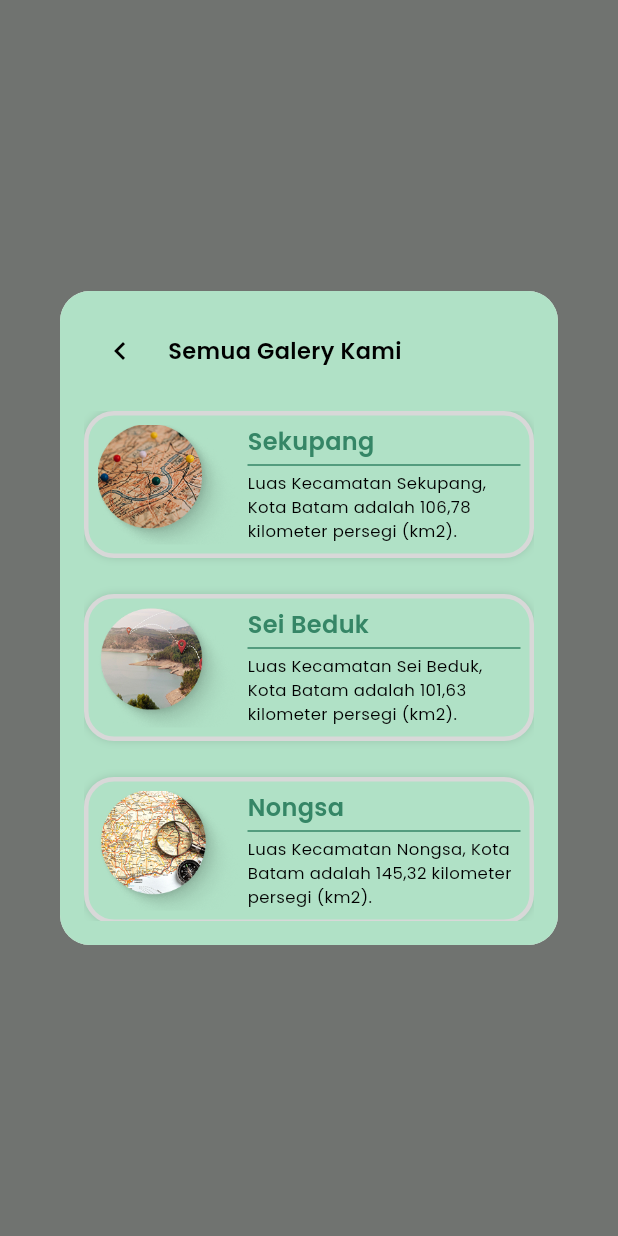
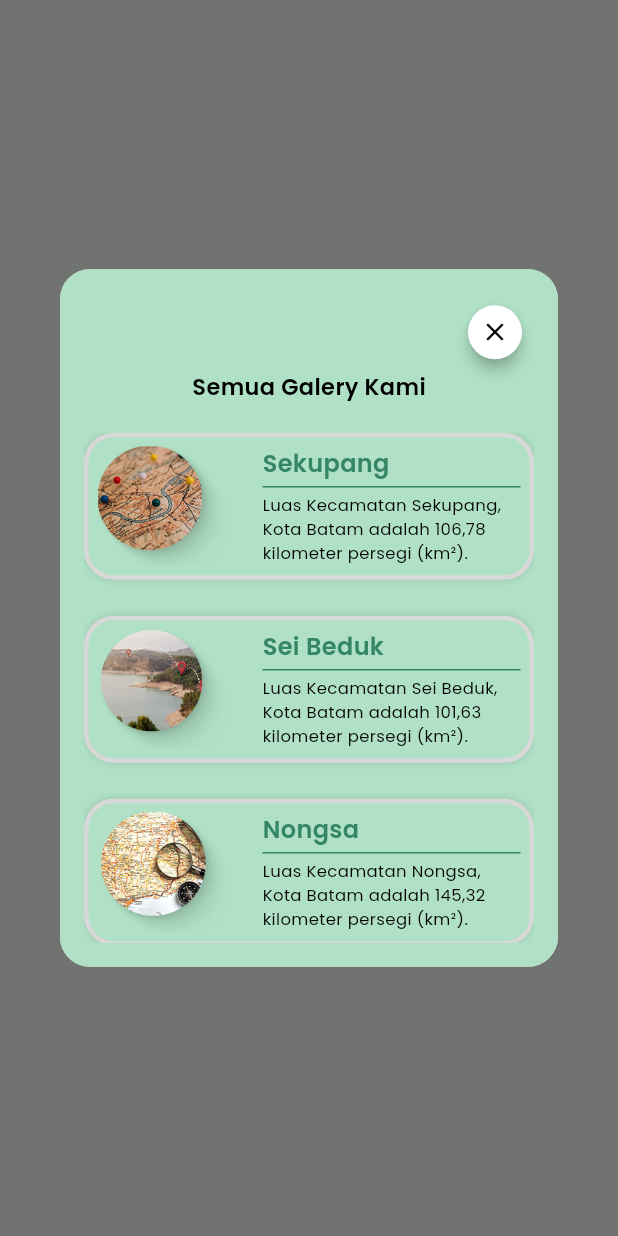
Before and after one commit to fadliaditya06/Geoportal-Mobile, a Flutter app: what showGaleriModal() shows on an empty page, opened directly, on a phone screen of 412 x 824 dp. Run offline on Flutter 3.47's test engine with Material 3 defaults, Android fonts, the light colour scheme and no system bars; our stand-ins replace cached_network_image, card_loading, carousel_slider, cloud_firestore, curved_navigation_bar, firebase_auth and 9 more; accounts and stored records are empty.

Commit message:
Update Feat: Galery Modal Adjust the display of  galery modal

```diff
--- a/lib/screens/modal/galery_modal.dart
+++ b/lib/screens/modal/galery_modal.dart
@@ -20,20 +20,33 @@ class GaleriModal {
             child: Column(
               mainAxisSize: MainAxisSize.min,
               children: [
-                // Tombol Kembali dan Judul untuk Modal
-                Row(
-                  mainAxisAlignment: MainAxisAlignment.start,
-                  children: [
-                    Padding(
-                      padding: const EdgeInsets.only(right: 8),
-                      child: IconButton(
-                        icon: const Icon(Icons.chevron_left, color: Colors.black),
-                        onPressed: () {
-                          Navigator.of(context).pop();
-                        },
+                // Tombol Tutup
+                Align(
+                  alignment: Alignment.topRight,
+                  child: Padding(
+                    padding: const EdgeInsets.all(8.0),
+                    child: Material(
+                      shape: const CircleBorder(),
+                      elevation: 4,
+                      color: Colors.white,
+                      child: InkWell(
+                        customBorder: const CircleBorder(),
+                        onTap: () => Navigator.pop(context),
+                        child: const Padding(
+                          padding: EdgeInsets.all(8),
+                          child:
+                              Icon(Icons.close, color: Colors.black, size: 20),
+                        ),
                       ),
                     ),
-                    const Text(
+                  ),
+                ),
+
+                // Judul untuk Modal
+                const Padding(
+                  padding: EdgeInsets.only(bottom: 20),
+                  child: Center(
+                    child: Text(
                       'Semua Galery Kami',
                       style: TextStyle(
                         fontWeight: FontWeight.w600,
@@ -41,9 +54,9 @@ class GaleriModal {
                         color: Colors.black,
                       ),
                     ),
-                  ],
+                  ),
                 ),
-                const SizedBox(height: 16),
+
                 // Konten Galeri
                 SizedBox(
                   height: 340,
@@ -53,7 +66,8 @@ class GaleriModal {
                       return Column(
                         children: [
                           _semuaGalery(
-                            image: 'assets/images/galeri/galeri-${index + 1}.png',
+                            image:
+                                'assets/images/galeri/galeri-${index + 1}.png',
                             title: index == 0
                                 ? 'Sekupang'
                                 : index == 1
@@ -62,12 +76,12 @@ class GaleriModal {
                                         ? 'Nongsa'
                                         : 'Batu Aji',
                             description: index == 0
-                                ? 'Luas Kecamatan Sekupang, Kota Batam adalah 106,78 kilometer persegi (km2).'
+                                ? 'Luas Kecamatan Sekupang, Kota Batam adalah 106,78 kilometer persegi (km²).'
                                 : index == 1
-                                    ? 'Luas Kecamatan Sei Beduk, Kota Batam adalah 101,63 kilometer persegi (km2).'
+                                    ? 'Luas Kecamatan Sei Beduk, Kota Batam adalah 101,63 kilometer persegi (km²).'
                                     : index == 2
-                                        ? 'Luas Kecamatan Nongsa, Kota Batam adalah 145,32 kilometer persegi (km2).'
-                                        : 'Luas Kecamatan Batu Aji, Kota Batam adalah 20,13 kilometer persegi (km2).',
+                                        ? 'Luas Kecamatan Nongsa, Kota Batam adalah 145,32 kilometer persegi (km²).'
+                                        : 'Luas Kecamatan Batu Aji, Kota Batam adalah 20,13 kilometer persegi (km²).',
                           ),
                           if (index != 3) const SizedBox(height: 16),
                         ],
@@ -93,7 +107,7 @@ class GaleriModal {
       padding: const EdgeInsets.all(6),
       margin: const EdgeInsets.only(bottom: 8),
       decoration: BoxDecoration(
-        color: const Color(0XFFB0E1C6),
+        color: const Color(0xFFB0E1C6),
         borderRadius: BorderRadius.circular(20),
         border: Border.all(color: const Color(0xFFD8D8D8), width: 3),
         boxShadow: const [BoxShadow(blurRadius: 4, color: Colors.black12)],
@@ -110,6 +124,7 @@ class GaleriModal {
               fit: BoxFit.cover,
             ),
           ),
+          const SizedBox(width: 10),
           Expanded(
             child: Column(
               crossAxisAlignment: CrossAxisAlignment.start,
```
